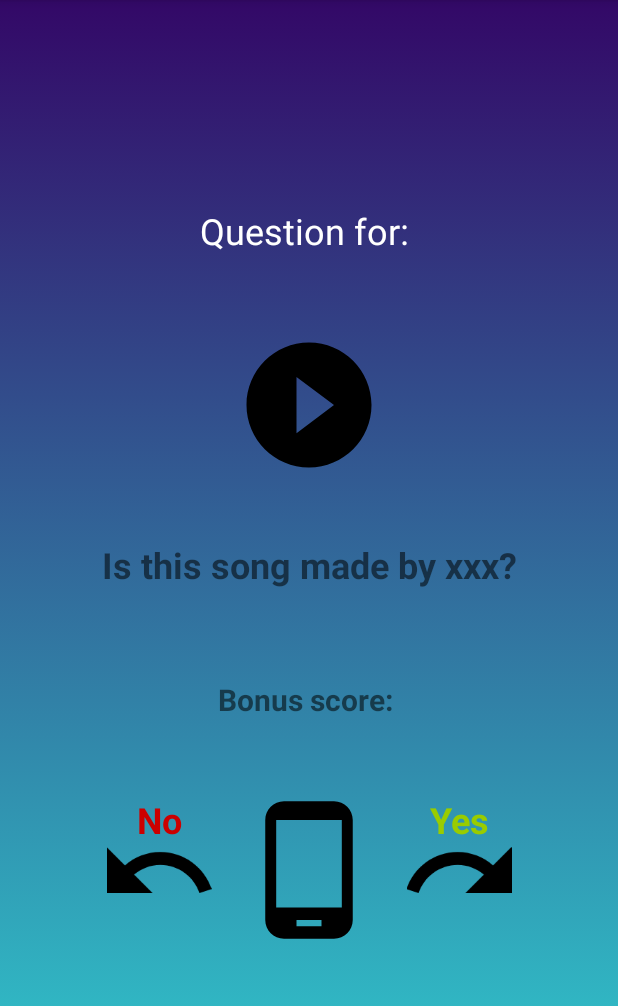
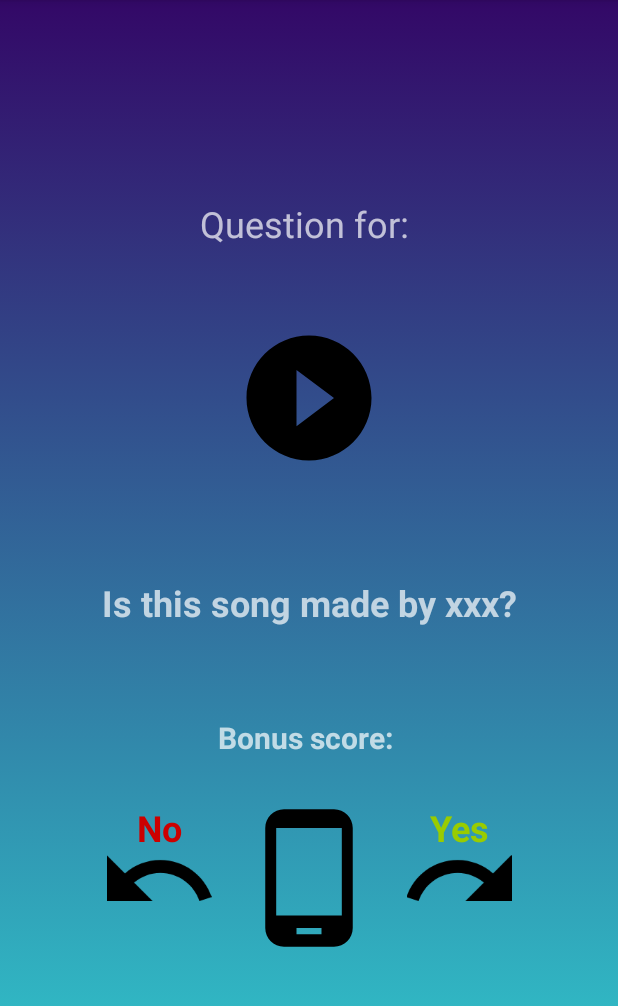
Before and after one commit to OscarFridh/MAMN01-grupp4, an Android app: the QuizActivity screen opened directly, with no data from a screen before it, on a phone screen of 412 x 824 dp, the part 84-1090 px from its top. Run offline under Robolectric (Android 15) with nearby library versions, the phone set to English and light mode, and no system bars; 3 statements that could not run were skipped.

Commit message:
Added material design for most stuff

```diff
--- a/app/src/main/AndroidManifest.xml
+++ b/app/src/main/AndroidManifest.xml
@@ -23,7 +23,10 @@
         android:roundIcon="@mipmap/ic_launcher_round"
         android:supportsRtl="true"
         android:theme="@style/AppTheme">
-        <activity android:name=".ui.home.ResultActivity"></activity>
+        <activity
+            android:name=".ui.home.ResultActivity"
+            android:label="Results"
+            android:screenOrientation="portrait"></activity>
         <activity
             android:name=".ui.quiz.QuizActivity"
             android:label="Quiz it is!"
--- a/app/src/main/res/layout/activity_quiz.xml
+++ b/app/src/main/res/layout/activity_quiz.xml
@@ -11,6 +11,7 @@
 <androidx.constraintlayout.widget.ConstraintLayout
     android:layout_width="wrap_content"
     android:layout_height="wrap_content"
+    android:theme="@style/Platform.MaterialComponents"
     android:padding="15dp"
     android:layout_gravity="center">
 
@@ -25,13 +26,11 @@
         <TextView
             android:layout_width="wrap_content"
             android:layout_height="wrap_content"
-            android:textColor="@android:color/white"
             android:textSize="24sp"
             android:text="Question for: " />
         <TextView
             android:layout_width="wrap_content"
             android:layout_height="wrap_content"
-            android:textColor="@android:color/white"
             android:textSize="24sp"
             android:id="@+id/locationName"/>
 
@@ -75,7 +74,7 @@
     android:layout_gravity="center"
     android:layout_width="match_parent"
     android:layout_height="wrap_content"
-    android:layout_marginVertical="30dp"
+    android:layout_marginTop="60dp"
     android:text="Is this song made by xxx?"
     android:textSize="24sp"
     android:textAlignment="center"
@@ -136,7 +135,7 @@
 <ImageView
     android:id="@+id/phoneIcon"
     android:layout_width="wrap_content"
-    android:layout_marginTop="50dp"
+    android:layout_marginTop="30dp"
     android:layout_height="wrap_content"
     android:src="@drawable/ic_phone_android_black_24dp"
     app:layout_constraintRight_toRightOf="parent"
--- a/app/src/main/res/layout/activity_result.xml
+++ b/app/src/main/res/layout/activity_result.xml
@@ -12,6 +12,7 @@
         android:layout_width="wrap_content"
         android:layout_gravity="center"
         android:layout_height="wrap_content"
+        android:theme="@style/Platform.MaterialComponents"
         xmlns:app="http://schemas.android.com/apk/res-auto">
 
         <TextView
@@ -19,6 +20,7 @@
             android:layout_width="wrap_content"
             android:layout_height="wrap_content"
             android:textSize="34sp"
+            android:textStyle="bold"
             app:layout_constraintTop_toTopOf="parent"
             android:text="@string/text_score"
             app:layout_constraintLeft_toLeftOf="parent"
@@ -87,6 +89,7 @@
             app:layout_constraintLeft_toLeftOf="parent"
             app:layout_constraintRight_toRightOf="parent"
             android:layout_marginTop="50dp"
+            android:textStyle="bold"
             android:textSize="34sp"
             android:text="@string/text_total_score"/>
 
@@ -94,7 +97,7 @@
             android:id="@+id/total_score_value"
             android:layout_width="wrap_content"
             android:layout_height="wrap_content"
-            android:layout_marginTop="30dp"
+            android:layout_marginTop="10dp"
             app:layout_constraintTop_toBottomOf="@id/total_score"
             app:layout_constraintLeft_toLeftOf="parent"
             app:layout_constraintRight_toRightOf="parent"
--- a/app/src/main/res/layout/bottom_sheet.xml
+++ b/app/src/main/res/layout/bottom_sheet.xml
@@ -12,6 +12,7 @@
 
     <androidx.constraintlayout.widget.ConstraintLayout
         android:layout_width="match_parent"
+        android:theme="@style/Platform.MaterialComponents.Light"
         android:layout_height="match_parent"
         android:padding="10dp">
 
--- a/app/src/main/res/layout/fragment_home.xml
+++ b/app/src/main/res/layout/fragment_home.xml
@@ -2,6 +2,7 @@
 <androidx.coordinatorlayout.widget.CoordinatorLayout xmlns:android="http://schemas.android.com/apk/res/android"
     xmlns:app="http://schemas.android.com/apk/res-auto"
     xmlns:tools="http://schemas.android.com/tools"
+    android:theme="@style/Platform.MaterialComponents"
     android:id="@+id/homefragment"
     android:layout_width="match_parent"
     android:layout_height="match_parent"
@@ -21,7 +22,6 @@
             android:layout_height="wrap_content"
             android:text="@string/text_home_header"
             android:layout_marginTop="10dp"
-            android:textColor="@android:color/white"
             android:textSize="26sp"
             app:layout_constraintEnd_toEndOf="parent"
             app:layout_constraintStart_toStartOf="parent"
@@ -33,7 +33,6 @@
             android:layout_width="match_parent"
             android:layout_height="wrap_content"
             android:textSize="20sp"
-            android:textColor="@android:color/white"
             android:textAlignment="center"
             android:text="@string/text_instructions"
             android:visibility="visible"
--- a/app/src/main/res/layout/fragment_scan.xml
+++ b/app/src/main/res/layout/fragment_scan.xml
@@ -46,13 +46,13 @@
             android:background="@color/colorPrimary"
             android:orientation="horizontal"
             android:paddingTop="10dp"
-            android:paddingBottom="10dp">
+            android:paddingBottom="10dp"
+            android:theme="@style/Platform.MaterialComponents">
 
             <TextView
                 android:id="@+id/detected_item"
                 android:layout_width="wrap_content"
                 android:layout_height="wrap_content"
-                android:textColor="@android:color/white"
                 android:textSize="24sp"/>
 
             <TextView
@@ -60,7 +60,6 @@
                 android:layout_width="match_parent"
                 android:layout_height="wrap_content"
                 android:gravity="right"
-                android:textColor="@android:color/white"
                 android:textSize="24sp" />
         </LinearLayout>
     </RelativeLayout>
--- a/app/src/main/res/menu/bottom_nav_menu.xml
+++ b/app/src/main/res/menu/bottom_nav_menu.xml
@@ -1,5 +1,6 @@
 <?xml version="1.0" encoding="utf-8"?>
-<menu xmlns:android="http://schemas.android.com/apk/res/android">
+<menu xmlns:android="http://schemas.android.com/apk/res/android"
+    android:theme="@style/Platform.MaterialComponents">
 
     <item
         android:id="@+id/navigation_home"
--- a/app/src/main/res/values/strings.xml
+++ b/app/src/main/res/values/strings.xml
@@ -26,9 +26,7 @@
 
     <string name="text_shake">Shake to grade your Quiz!</string>
     <string name="text_home_header">How to play the game:</string>
-    <string name="text_instructions">The navigation bar on the bottom can be used to easily access the different main parts of the application.\n\n
-
-    To get started, head over to the map to see the different locations available for scanning in your area.\n\n
+    <string name="text_instructions">To get started, head over to the map to see the different locations available for scanning in your area.\n\n
 
     When you have reached a location, navigate to the scan-window to scan the object with your camera.\n\n
 
```
